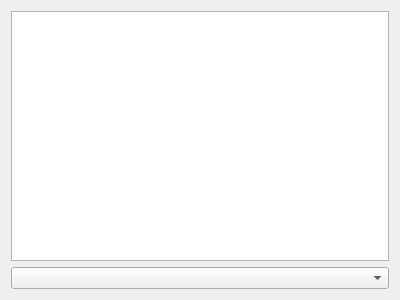
This is src/Plugins/SongtreeWidget/SongtreeWidget.ui in safri-framework/safri-player as Qt 5 draws it before an edit. The edited form follows.
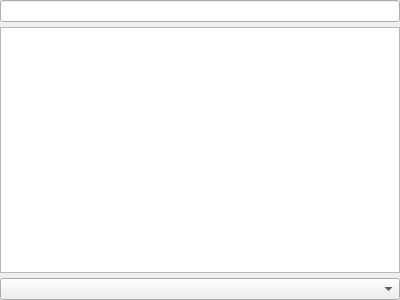
This is the edited form.

The edit to the form file:
```diff
--- a/src/Plugins/SongtreeWidget/SongtreeWidget.ui
+++ b/src/Plugins/SongtreeWidget/SongtreeWidget.ui
@@ -14,6 +14,19 @@
    <string>Form</string>
   </property>
   <layout class="QVBoxLayout" name="verticalLayout">
+   <property name="spacing">
+    <number>5</number>
+   </property>
+   <property name="margin">
+    <number>0</number>
+   </property>
+   <item>
+    <widget class="QLineEdit" name="lineEdit">
+     <property name="type" stdset="0">
+      <string>search</string>
+     </property>
+    </widget>
+   </item>
    <item>
     <widget class="QTreeView" name="treeView">
      <property name="dragEnabled">
```
